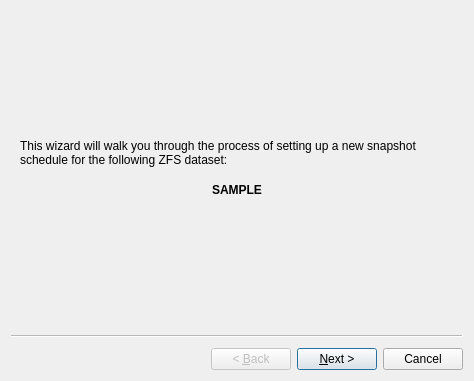
First picture: the form in src-qt4/life-preserver/lp-gui/LPWizard.ui, repository trueos/pcbsd, before the edit.
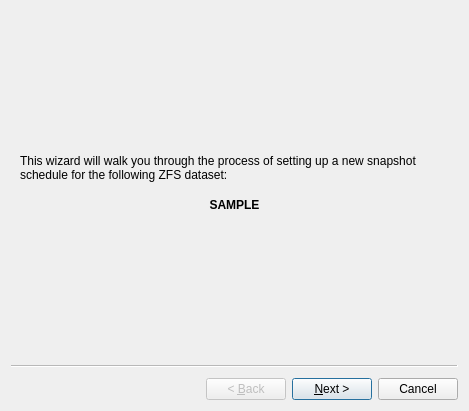
Second picture: the form after the edit. Icons and pictures are not drawn.

Commit message: Add the network scan button to the LpWizard as well.

```diff
--- a/src-qt4/life-preserver/lp-gui/LPWizard.ui
+++ b/src-qt4/life-preserver/lp-gui/LPWizard.ui
@@ -9,8 +9,8 @@
    <rect>
     <x>0</x>
     <y>0</y>
-    <width>474</width>
-    <height>381</height>
+    <width>469</width>
+    <height>411</height>
    </rect>
   </property>
   <property name="windowTitle">
```
Left out of the diff: 47 changed lines with no effect on the pictures. The commit also changes 2 other files.
